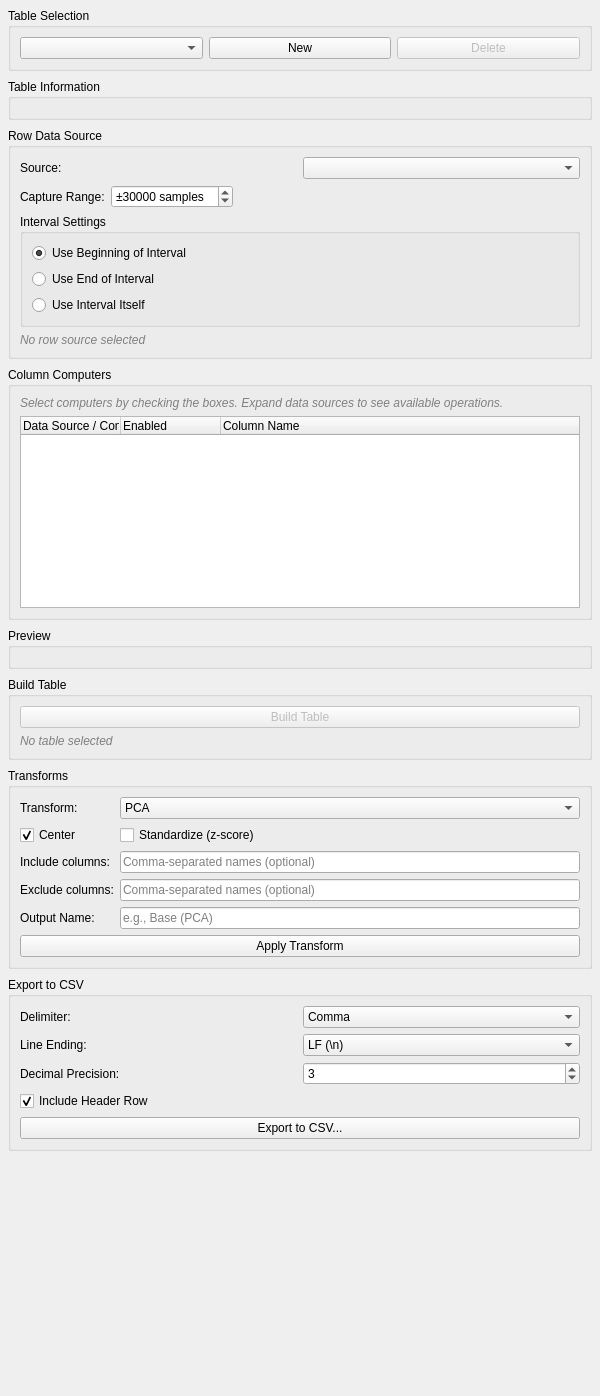
Old version of the form src/WhiskerToolbox/TableDesignerWidget/TableDesignerWidget.ui in the repository paulmthompson/WhiskerToolbox.
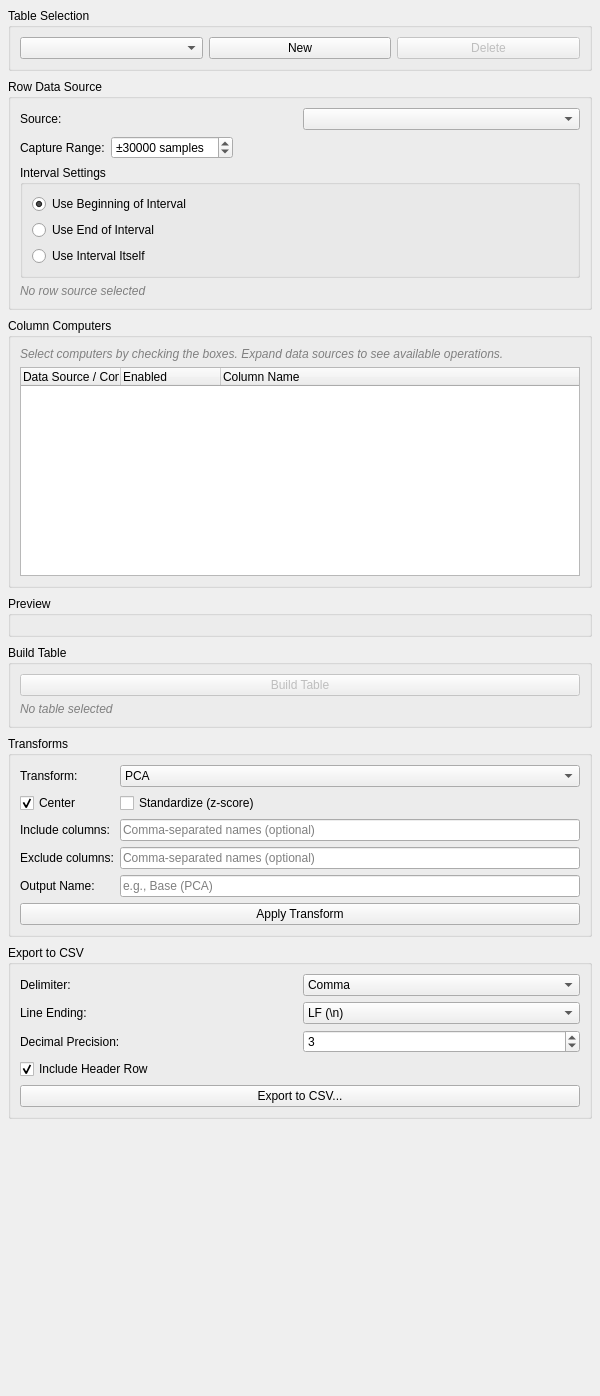
New version of the form.

Commit message: better layout for table info

The edit to the form file:
```diff
--- a/src/WhiskerToolbox/TableDesignerWidget/TableDesignerWidget.ui
+++ b/src/WhiskerToolbox/TableDesignerWidget/TableDesignerWidget.ui
@@ -62,16 +62,6 @@
      </layout>
     </widget>
    </item>
-   <item>
-    <widget class="QGroupBox" name="table_info_group">
-     <property name="title">
-      <string>Table Information</string>
-     </property>
-     <layout class="QVBoxLayout" name="table_info_layout">
-      <!-- TableInfoWidget wrapped in a Section is injected programmatically -->
-     </layout>
-    </widget>
-   </item>
    <item>
     <widget class="QGroupBox" name="row_source_group">
      <property name="title">
```
Left out of the diff: 16 changed lines with no effect on the pictures. The commit also changes 1 other file.
